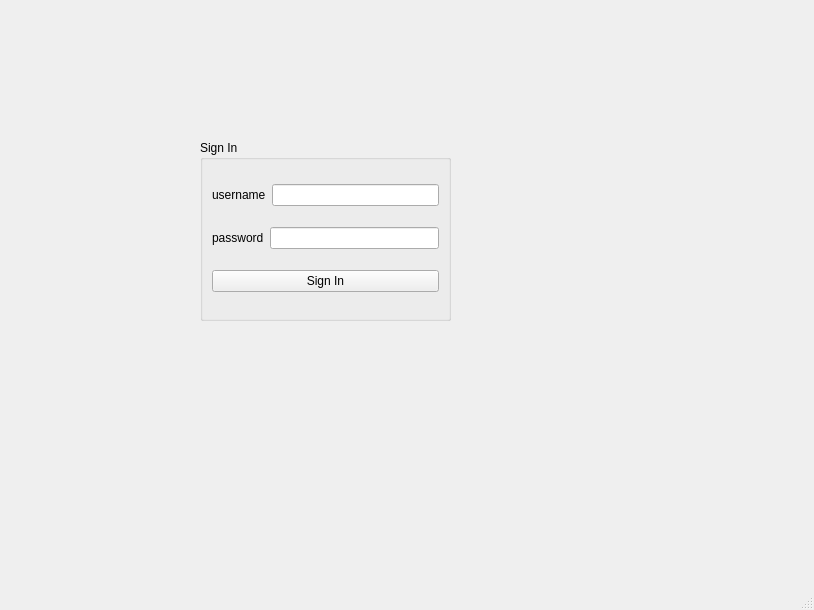
Before: the Qt Designer form modules/UI/src/mainwindow.ui in PerryVrajnitorincul26/proiectMCPP, drawn with Qt 5.
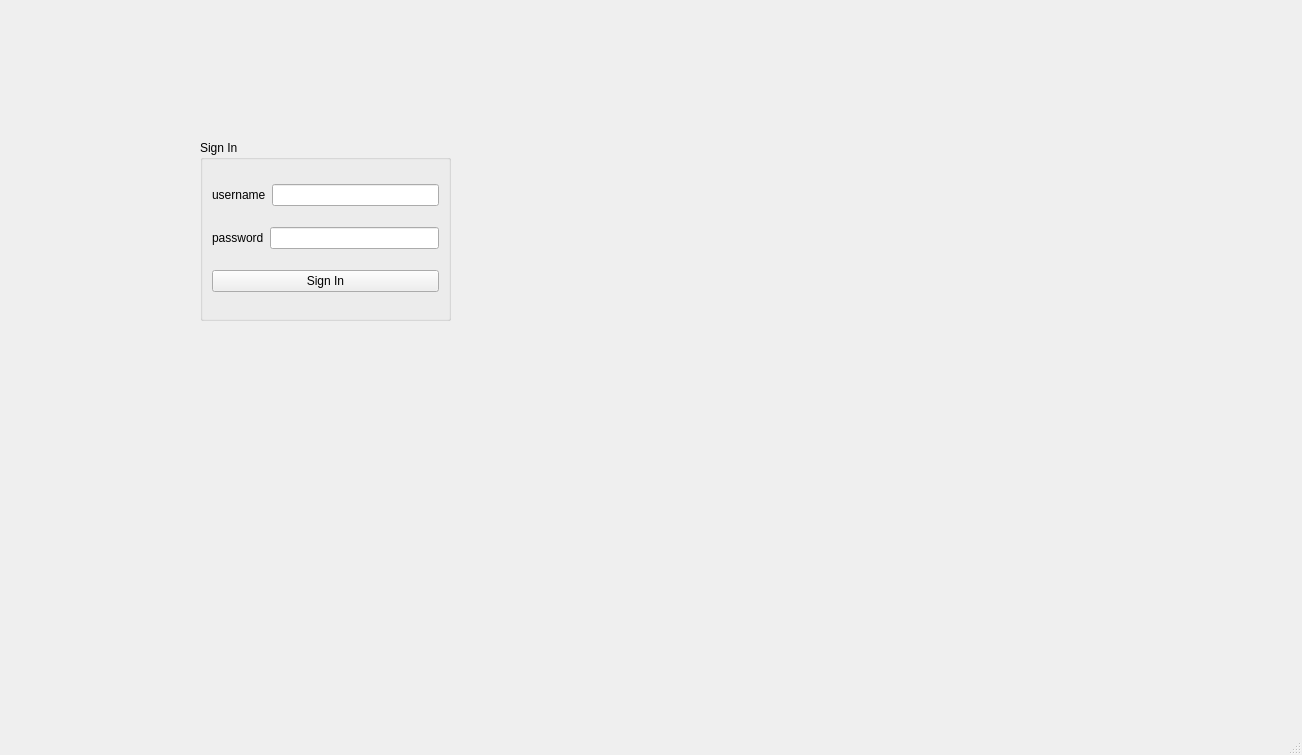
After: the same form once the commit is applied.

Commit message: Added field "userReview" to class Movie. The user will be able to review each movie(0-5). Also modified ui.

```diff
--- a/modules/UI/src/mainwindow.ui
+++ b/modules/UI/src/mainwindow.ui
@@ -6,8 +6,8 @@
    <rect>
     <x>0</x>
     <y>0</y>
-    <width>814</width>
-    <height>610</height>
+    <width>1302</width>
+    <height>755</height>
    </rect>
   </property>
   <property name="windowTitle">
```
Left out of the diff: 4 changed lines with no effect on the pictures. The commit also changes 5 other files.
